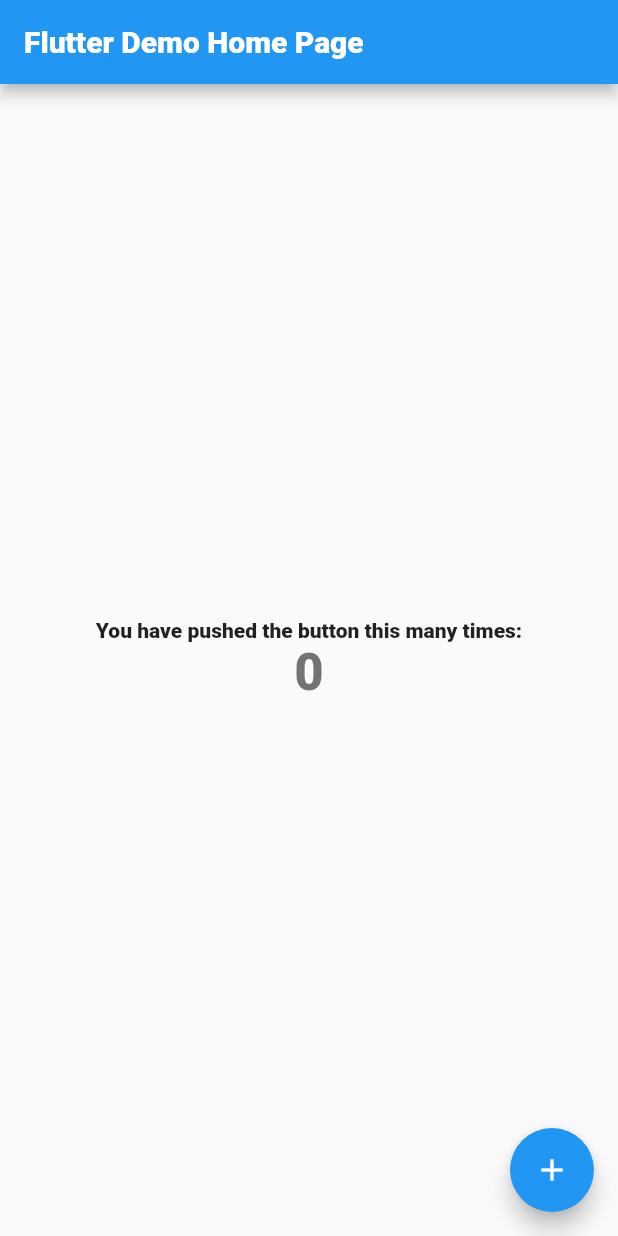
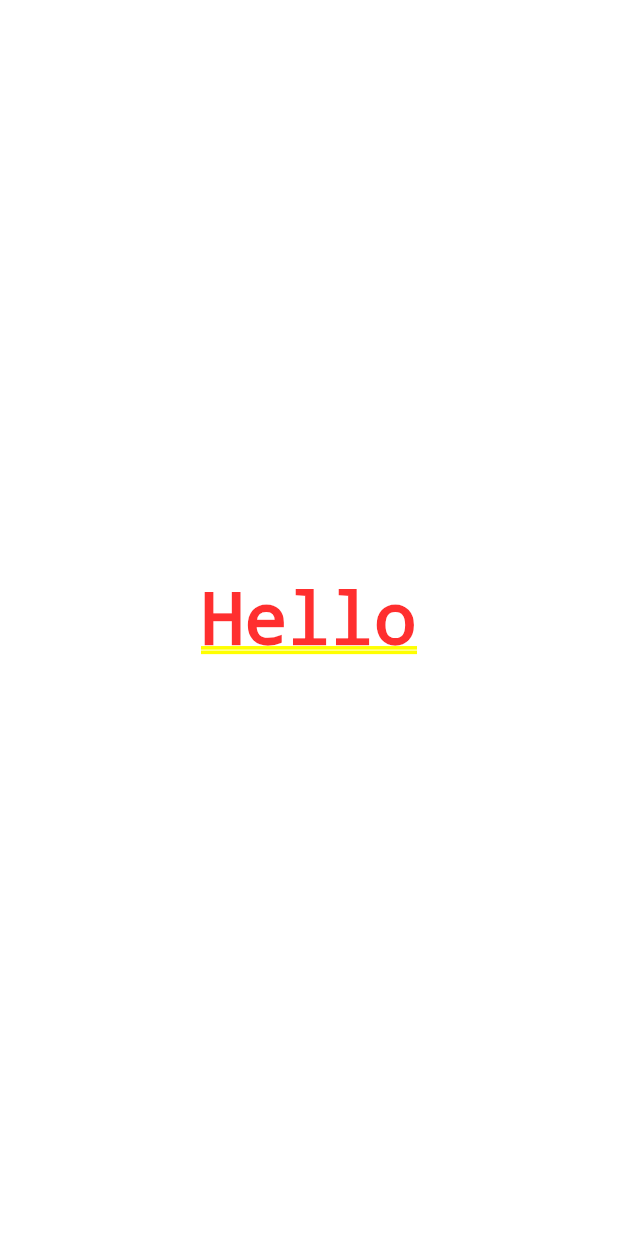
Before and after one commit to alexander2302/surf-flutter-course-zayats, a Flutter app: the screen it shows after launch, on a phone screen of 412 x 824 dp. Run offline on Flutter 3.47's test engine with Material 2 defaults, Android fonts, the phone set to English and light mode, and no system bars.

```diff
--- a/places/lib/main.dart
+++ b/places/lib/main.dart
@@ -5,46 +5,63 @@ void main() {
 }
 
 class MyApp extends StatelessWidget {
-  // This widget is the root of your application.
   @override
   Widget build(BuildContext context) {
     return MaterialApp(
       title: 'Flutter Demo',
       theme: ThemeData(fontFamily: 'RobotoBlack'),
-      // theme: ThemeData(
-      //   // This is the theme of your application.
-      //   //
-      //   // Try running your application with "flutter run". You'll see the
-      //   // application has a blue toolbar. Then, without quitting the app, try
-      //   // changing the primarySwatch below to Colors.green and then invoke
-      //   // "hot reload" (press "r" in the console where you ran "flutter run",
-      //   // or simply save your changes to "hot reload" in a Flutter IDE).
-      //   // Notice that the counter didn't reset back to zero; the application
-      //   // is not restarted.
-      //   primarySwatch: Colors.blue,
-      //   // This makes the visual density adapt to the platform that you run
-      //   // the app on. For desktop platforms, the controls will be smaller and
-      //   // closer together (more dense) than on mobile platforms.
-      //   visualDensity: VisualDensity.adaptivePlatformDensity,
-      // ),
-      home: MyHomePage(title: 'Flutter Demo Home Page'),
+      //home: const MyHomePage(title: 'Flutter Demo Home Page'),
+      //home: MyFirstWidget(),
+      home: MySecondWidget(),
     );
   }
 }
 
+class MyFirstWidget extends StatelessWidget {
+  int _counter = 0;
+
+  @override
+  Widget build(BuildContext context) {
+    _counter++;
+    print('_counter = $_counter');
+
+    return Container(
+      child: Center(
+        child: Text('Hello'),
+      ),
+    );
+  }
+}
+
+class MySecondWidget extends StatefulWidget {
+  @override
+  _MySecondWidgetState createState() => _MySecondWidgetState();
+}
+
+class _MySecondWidgetState extends State<MySecondWidget> {
+  int _counter = 0;
+
+  @override
+  Widget build(BuildContext context) {
+    _counter++;
+    print('_counter = $_counter');
+
+    return Container(
+      child: Center(
+        child: Text('Hello'),
+      ),
+    );
+  }
+}
+
+/*
+ * OLD CODE (after project creation)
+*/
+
 class MyHomePage extends StatefulWidget {
-  MyHomePage({Key key, this.title}) : super(key: key);
+  final String title;
 
-  // This widget is the home page of your application. It is stateful, meaning
-  // that it has a State object (defined below) that contains fields that affect
-  // how it looks.
-
-  // This class is the configuration for the state. It holds the values (in this
-  // case the title) provided by the parent (in this case the App widget) and
-  // used by the build method of the State. Fields in a Widget subclass are
-  // always marked "final".
-
-  final String title;
+  const MyHomePage({Key key, this.title}) : super(key: key);
 
   @override
   _MyHomePageState createState() => _MyHomePageState();
@@ -55,47 +72,19 @@ class _MyHomePageState extends State<MyHomePage> {
 
   void _incrementCounter() {
     setState(() {
-      // This call to setState tells the Flutter framework that something has
-      // changed in this State, which causes it to rerun the build method below
-      // so that the display can reflect the updated values. If we changed
-      // _counter without calling setState(), then the build method would not be
-      // called again, and so nothing would appear to happen.
       _counter++;
     });
   }
 
   @override
   Widget build(BuildContext context) {
-    // This method is rerun every time setState is called, for instance as done
-    // by the _incrementCounter method above.
-    //
-    // The Flutter framework has been optimized to make rerunning build methods
-    // fast, so that you can just rebuild anything that needs updating rather
-    // than having to individually change instances of widgets.
+    print('build');
     return Scaffold(
       appBar: AppBar(
-        // Here we take the value from the MyHomePage object that was created by
-        // the App.build method, and use it to set our appbar title.
         title: Text(widget.title),
       ),
       body: Center(
-        // Center is a layout widget. It takes a single child and positions it
-        // in the middle of the parent.
         child: Column(
-          // Column is also a layout widget. It takes a list of children and
-          // arranges them vertically. By default, it sizes itself to fit its
-          // children horizontally, and tries to be as tall as its parent.
-          //
-          // Invoke "debug painting" (press "p" in the console, choose the
-          // "Toggle Debug Paint" action from the Flutter Inspector in Android
-          // Studio, or the "Toggle Debug Paint" command in Visual Studio Code)
-          // to see the wireframe for each widget.
-          //
-          // Column has various properties to control how it sizes itself and
-          // how it positions its children. Here we use mainAxisAlignment to
-          // center the children vertically; the main axis here is the vertical
-          // axis because Columns are vertical (the cross axis would be
-          // horizontal).
           mainAxisAlignment: MainAxisAlignment.center,
           children: <Widget>[
             Text(
```
